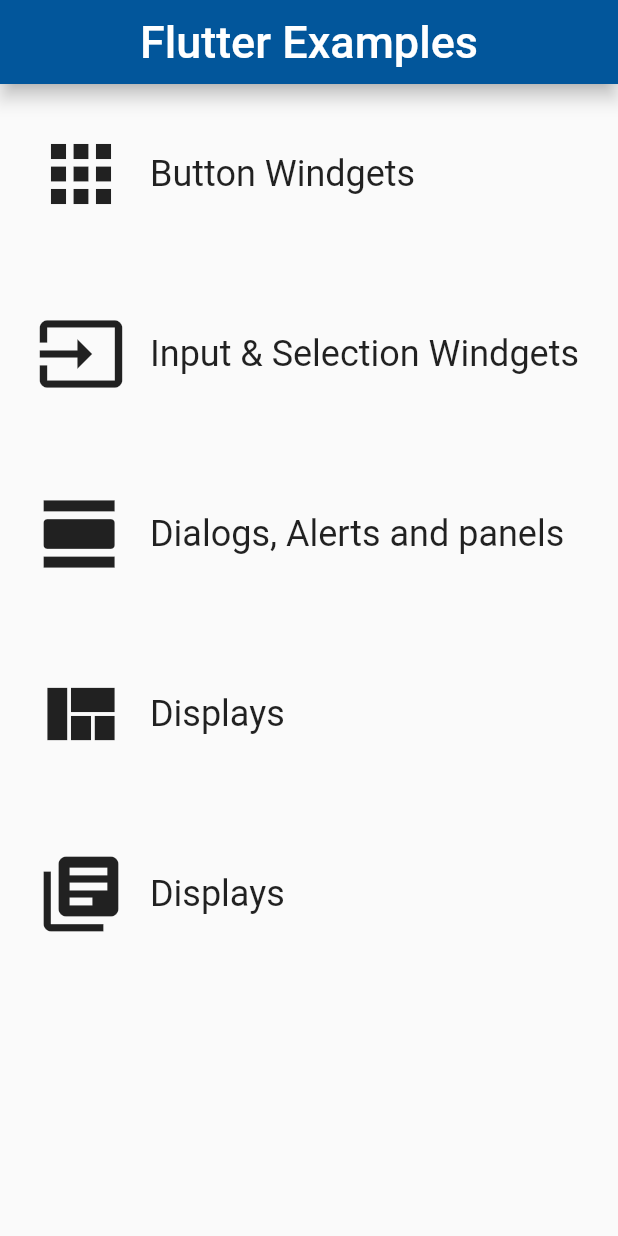
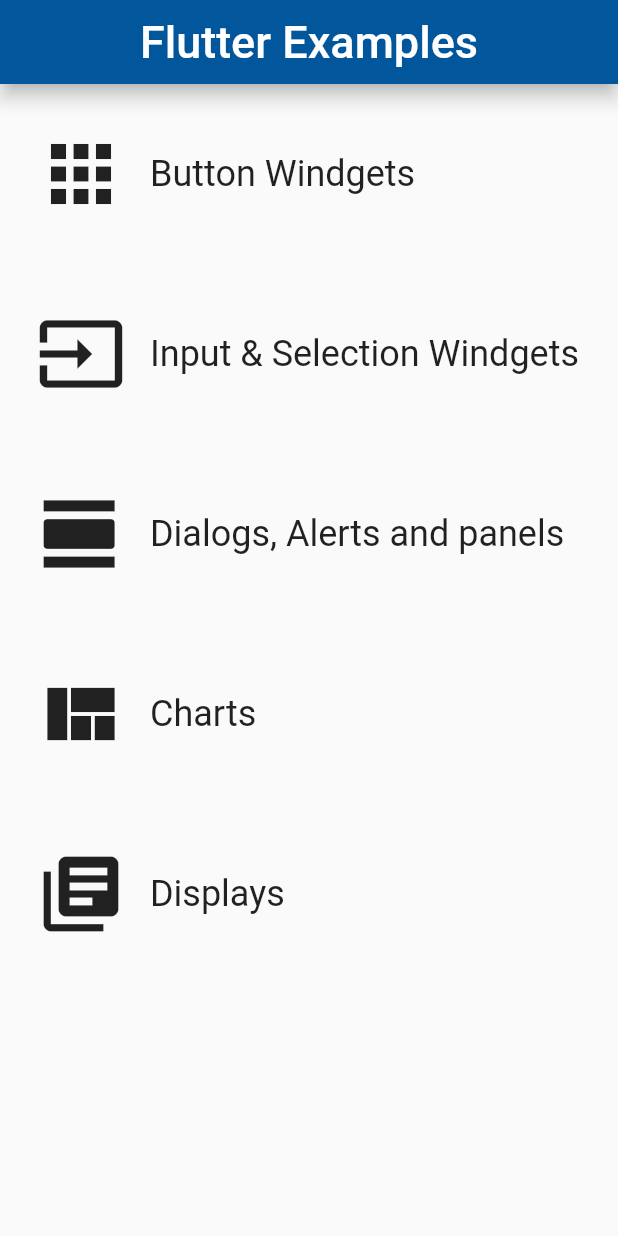
Before and after one commit to JohnnHidalgo/flutter_widgetexamples, a Flutter app: the screen it shows after launch, on a phone screen of 412 x 824 dp. Run offline on Flutter 3.47's test engine with Material 2 defaults, Android fonts, the phone set to English and light mode, and no system bars; our stand-ins replace charts_flutter.

```diff
--- a/lib/DialogDashboard.dart
+++ b/lib/DialogDashboard.dart
@@ -202,7 +202,7 @@ class _DialogDashboardState extends State<DialogDashboard>{
                           highlightColor: Colors.amber,
 
                           onTap: (){
-                            _launchURL(url2);
+                            _launchURL(url1);
                           },
 
                           child: Padding(
@@ -379,9 +379,6 @@ class _DialogDashboardState extends State<DialogDashboard>{
           StaggeredTile.extent(2,240.0),
           StaggeredTile.extent(2,240.0),
           StaggeredTile.extent(2,500.0),
-//          StaggeredTile.extent(2,240.0),
-
-
         ],
       ),
     );
--- a/lib/Menu.dart
+++ b/lib/Menu.dart
@@ -24,7 +24,6 @@ class Inicio extends StatelessWidget {
               borderRadius: _borderRadius,
               splashColor:Colors.amberAccent,
               highlightColor: Colors.amber,
-
               onTap:() {
                 Navigator.pushNamed(context, "/buttons");
               },
@@ -152,7 +151,7 @@ class Inicio extends StatelessWidget {
                       ),
                     ),
                     Center(
-                      child: Text('Displays',
+                      child: Text('Charts',
                         textAlign: TextAlign.center,
                         style: Theme.of(context).textTheme.headline,),
                     ),
```
